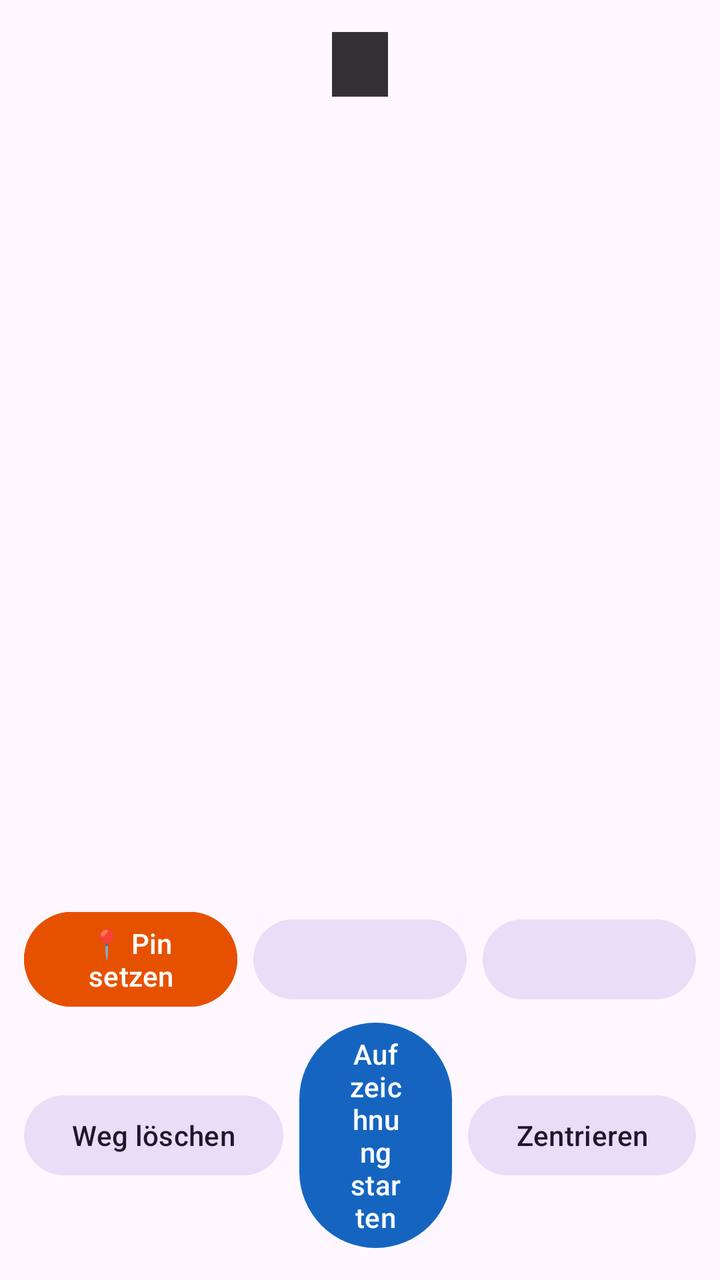
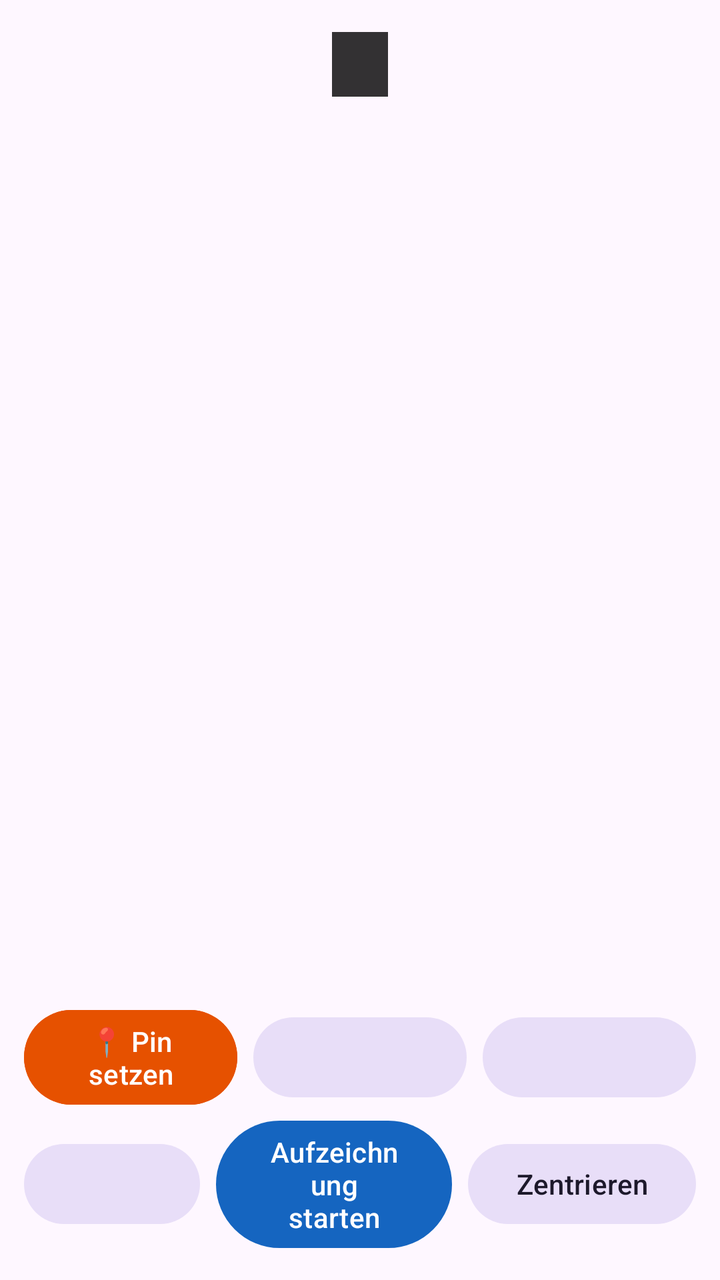

An Android layout rendered at two revisions. The XML below is the earlier revision; the diff shows what the commit changed to produce the second picture.
<!-- AndroidManifest.xml: application theme Theme.StandortTracker -->
<!-- res/layout/activity_main.xml -->
<?xml version="1.0" encoding="utf-8"?>
<FrameLayout xmlns:android="http://schemas.android.com/apk/res/android"
    android:id="@+id/root"
    android:layout_width="match_parent"
    android:layout_height="match_parent">

    <FrameLayout
        android:id="@+id/map_container"
        android:layout_width="match_parent"
        android:layout_height="match_parent" />

    <TextView
        android:id="@+id/stats"
        android:layout_width="wrap_content"
        android:layout_height="wrap_content"
        android:layout_gravity="top|center_horizontal"
        android:layout_marginTop="16dp"
        android:background="#CC000000"
        android:paddingHorizontal="14dp"
        android:paddingVertical="6dp"
        android:textColor="#FFFFFF"
        android:textSize="15sp" />

    <LinearLayout
        android:layout_width="match_parent"
        android:layout_height="wrap_content"
        android:layout_gravity="bottom"
        android:orientation="vertical"
        android:padding="12dp">

        <LinearLayout
            android:layout_width="match_parent"
            android:layout_height="wrap_content"
            android:gravity="center"
            android:orientation="horizontal">

            <com.google.android.material.button.MaterialButton
                android:id="@+id/btnPin"
                android:layout_width="0dp"
                android:layout_height="wrap_content"
                android:layout_marginEnd="8dp"
                android:layout_weight="1"
                android:backgroundTint="#E65100"
                android:text="@string/set_pin" />

            <com.google.android.material.button.MaterialButton
                android:id="@+id/btnPins"
                style="@style/Widget.Material3.Button.TonalButton"
                android:layout_width="0dp"
                android:layout_height="wrap_content"
                android:layout_marginEnd="8dp"
                android:layout_weight="1" />

            <com.google.android.material.button.MaterialButton
                android:id="@+id/btnMapType"
                style="@style/Widget.Material3.Button.TonalButton"
                android:layout_width="0dp"
                android:layout_height="wrap_content"
                android:layout_weight="1" />
        </LinearLayout>

        <LinearLayout
            android:layout_width="match_parent"
            android:layout_height="wrap_content"
            android:gravity="center"
            android:orientation="horizontal">

            <com.google.android.material.button.MaterialButton
                android:id="@+id/btnClear"
                style="@style/Widget.Material3.Button.TonalButton"
                android:layout_width="wrap_content"
                android:layout_height="wrap_content"
                android:layout_marginEnd="8dp"
                android:text="@string/clear" />

            <com.google.android.material.button.MaterialButton
                android:id="@+id/btnToggle"
                android:layout_width="0dp"
                android:layout_height="wrap_content"
                android:layout_marginEnd="8dp"
                android:layout_weight="1"
                android:text="@string/start" />

            <com.google.android.material.button.MaterialButton
                android:id="@+id/btnCenter"
                style="@style/Widget.Material3.Button.TonalButton"
                android:layout_width="wrap_content"
                android:layout_height="wrap_content"
                android:text="@string/center" />
        </LinearLayout>
    </LinearLayout>
</FrameLayout>
<!-- resources referenced by this layout -->
<resources>
  <string name="center">Zentrieren</string>
  <string name="clear">Weg löschen</string>
  <string name="set_pin">📍 Pin setzen</string>
  <string name="start">Aufzeichnung starten</string>
  <style name="Theme.StandortTracker" parent="Theme.Material3.DayNight.NoActionBar">
          <item name="colorPrimary">#1565C0</item>
          <item name="colorOnPrimary">#FFFFFF</item>
      </style>
</resources>

<!-- the commit's change to res/layout/activity_main.xml (unified diff, before → after) -->
@@ -66,12 +66,11 @@
             android:orientation="horizontal">
 
             <com.google.android.material.button.MaterialButton
-                android:id="@+id/btnClear"
+                android:id="@+id/btnTracks"
                 style="@style/Widget.Material3.Button.TonalButton"
                 android:layout_width="wrap_content"
                 android:layout_height="wrap_content"
-                android:layout_marginEnd="8dp"
-                android:text="@string/clear" />
+                android:layout_marginEnd="8dp" />
 
             <com.google.android.material.button.MaterialButton
                 android:id="@+id/btnToggle"
<!-- resource entries referenced after the edit -->
@@ -1,7 +1,6 @@
 <!-- resources referenced by this layout -->
 <resources>
   <string name="center">Zentrieren</string>
-  <string name="clear">Weg löschen</string>
   <string name="set_pin">📍 Pin setzen</string>
   <string name="start">Aufzeichnung starten</string>
   <style name="Theme.StandortTracker" parent="Theme.Material3.DayNight.NoActionBar">
